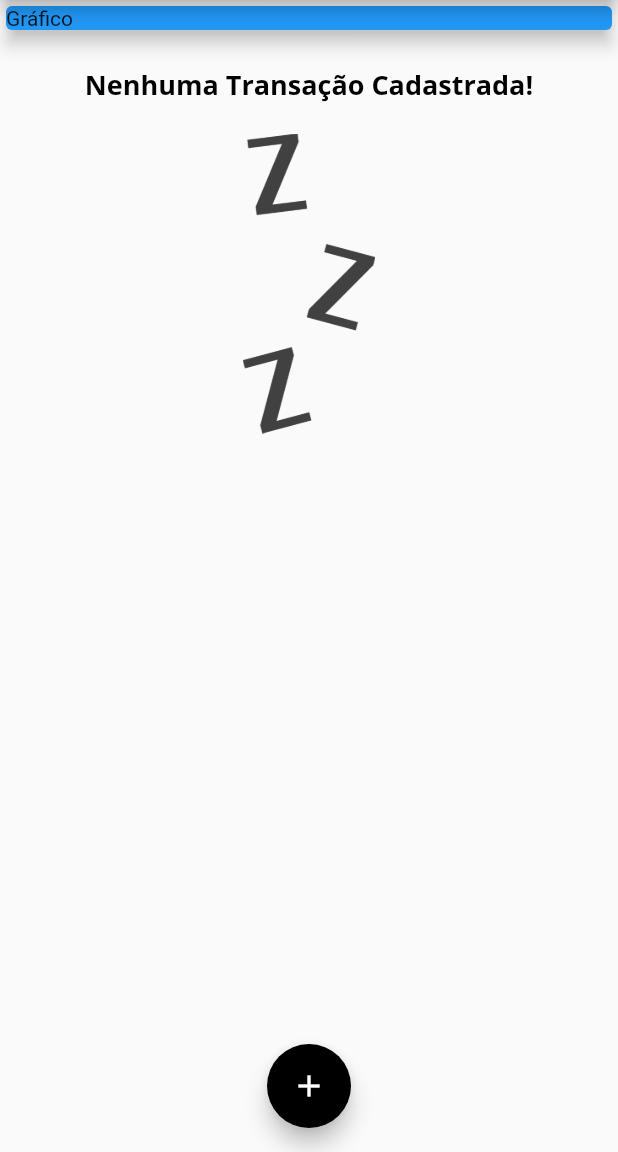
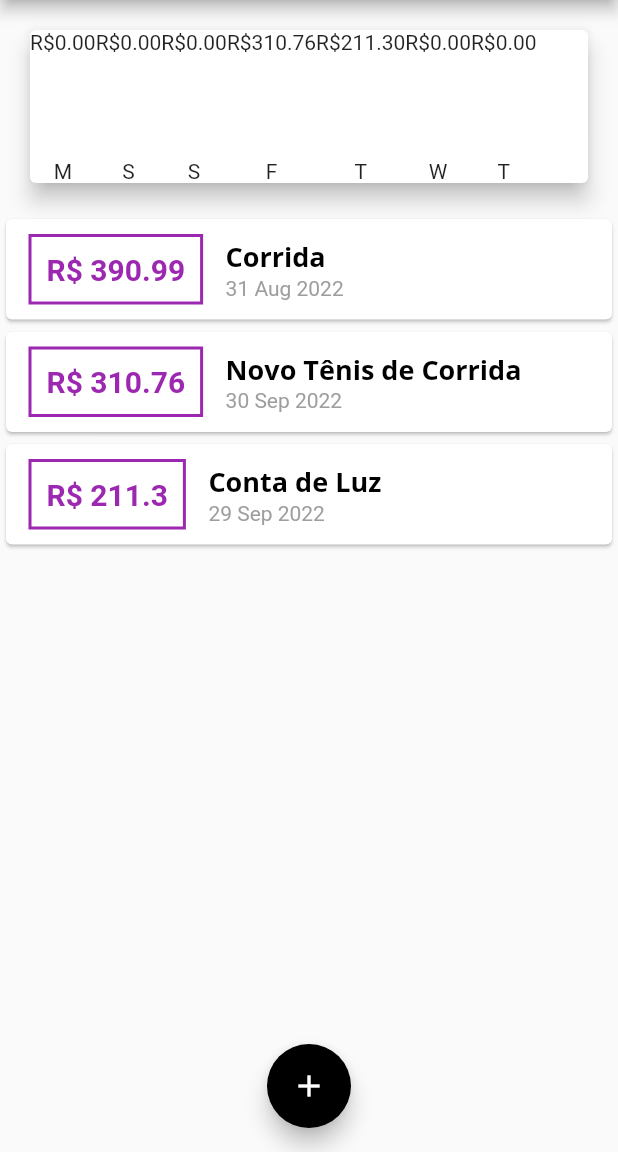
Before and after one commit to DaniloSacramento/Despesas-Pessoais-App, a Flutter app: the screen it shows after launch, on a phone screen of 412 x 824 dp, the part 84-1236 px from its top. Run offline on Flutter 3.47's test engine with Material 2 defaults, Android fonts, the phone set to English and light mode, and no system bars.

Commit message:
Chart Widget 2

```diff
--- a/expenses/lib/components/chart.dart
+++ b/expenses/lib/components/chart.dart
@@ -1,10 +1,11 @@
-import 'dart:js_util';
+
 import "package:intl/intl.dart";
 import 'package:flutter/src/foundation/key.dart';
 import 'package:flutter/src/widgets/container.dart';
 import 'package:flutter/src/widgets/framework.dart';
 import 'package:flutter/material.dart';
 import '../models/transaction.dart';
+import 'chart_bar.dart';
 
 class Chart extends StatelessWidget {
   final List<Transaction> recentTransaction;
@@ -21,24 +22,37 @@ class Chart extends StatelessWidget {
 
       double totalSum = 0.0;
       for(var i  = 0; i<recentTransaction.length; i++){
-       bool sameDay = recentTransaction[i].date.day == weekDay.day
+       bool sameDay = recentTransaction[i].date.day == weekDay.day;
+       bool sameMonth = recentTransaction[i].date.month == weekDay.month;
+       bool sameYear = recentTransaction[i].date.year == weekDay.year;
+
+       if(sameDay && sameMonth && sameYear){
+         totalSum += recentTransaction[i].value!;
+       }
       }
 
 
 
        return {
         "day" : DateFormat.E().format(weekDay)[0],
-        "value": 9.99};
+        "value": totalSum};
     });
   }
 
   @override
   Widget build(BuildContext context) {
+    groupedTransactions;
     return Card(
       elevation: 6,
       margin: EdgeInsets.all(20) ,
       child: Row(
-        children: [],
+        children: groupedTransactions.map((tr) {
+       return ChartBar(
+            label: tr['day'] as String,
+            value: tr['value'] as double,
+            percentage: 0,
+          );
+        }).toList(),
       ),
     );
   }
--- /dev/null
+++ b/expenses/lib/components/chart_bar.dart
@@ -0,0 +1,31 @@
+import 'package:flutter/src/foundation/key.dart';
+import 'package:flutter/src/widgets/container.dart';
+import 'package:flutter/src/widgets/framework.dart';
+import 'package:flutter/material.dart';
+
+class ChartBar extends StatelessWidget {
+
+  final String ? label;
+  final double ? value;
+  final double ? percentage;
+
+  ChartBar({this.label, this.value, this.percentage});
+
+
+  @override
+  Widget build(BuildContext context) {
+    return Column(
+      children: [
+        Text('R\$${value!.toStringAsFixed(2)}'),
+        SizedBox(height: 5,),
+        Container(
+          height: 60,
+          width: 10,
+          child: null,
+        ),
+        SizedBox(height: 5),
+        Text(label!),
+      ],
+    );
+  }
+}
--- a/expenses/lib/main.dart
+++ b/expenses/lib/main.dart
@@ -4,7 +4,7 @@ import 'dart:math';
 import 'components/transaction_form.dart';
 import 'components/transaction_list.dart';
 import 'models/transaction.dart';
-
+import 'components/chart.dart';
 main() => runApp(ExpensesApp());
 
 class ExpensesApp extends StatelessWidget {
@@ -49,19 +49,31 @@ class MyHomePage extends StatefulWidget {
 
 class _MyHomePageState extends State<MyHomePage> {
   final List<Transaction> _transactions = [
-    // Transaction(
-    //   id: 't1',
-    //   title: 'Novo Tênis de Corrida',
-    //   value: 310.76,
-    //   date: DateTime.now(),
-    // ),
-    // Transaction(
-    //   id: 't2',
-    //   title: 'Conta de Luz',
-    //   value: 211.30,
-    //   date: DateTime.now(),
-    // ),
+     Transaction(
+       id: 't0',
+       title: 'Corrida',
+      value: 390.99,
+      date: DateTime.now().subtract(Duration(days: 33)),
+    ),
+     Transaction(
+       id: 't1',
+       title: 'Novo Tênis de Corrida',
+      value: 310.76,
+      date: DateTime.now().subtract(Duration(days: 3)),
+    ),
+     Transaction(
+       id: 't2',
+       title: 'Conta de Luz',
+       value: 211.30,
+       date: DateTime.now().subtract(Duration(days: 4)),
+     ),
   ];
+
+  List<Transaction> get _recentTransactions {
+    return _transactions.where((tr){
+    return tr.date.isAfter(DateTime.now().subtract(Duration(days: 7 )));
+    }).toList();
+  }
 
   _addTransaction(String title, double value) {
     final newTransaction = Transaction(
@@ -103,13 +115,7 @@ class _MyHomePageState extends State<MyHomePage> {
         child: Column(
           crossAxisAlignment: CrossAxisAlignment.stretch,
           children: [
-            const SizedBox(
-              child: Card(
-                color: Colors.blue,
-                child: Text('Gráfico'),
-                elevation: 5,
-              ),
-            ),
+            Chart(_recentTransactions),
             TransactionList(_transactions),
           ],
         ),
```
